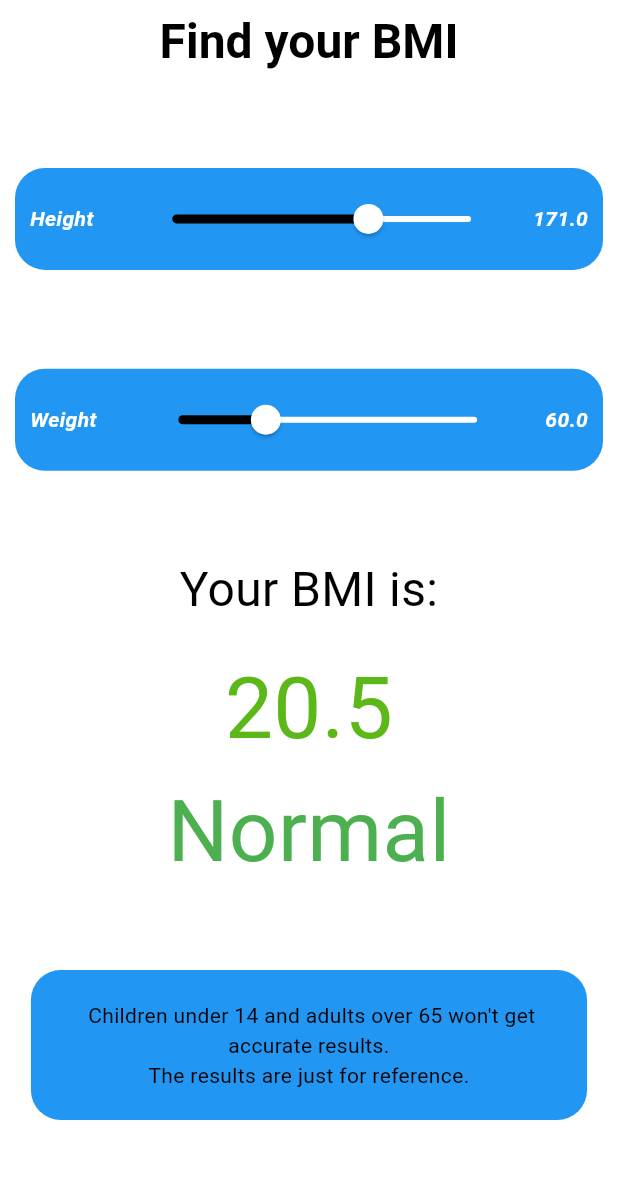
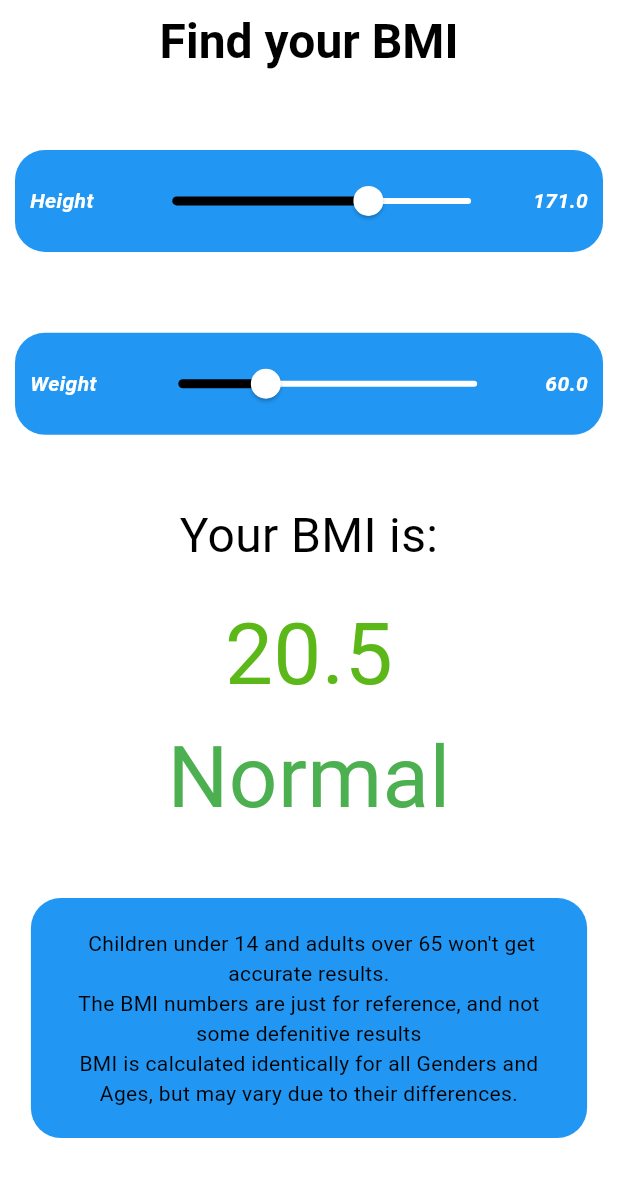
Before and after one commit to SreejithKSGupta/mybmi, a Flutter app: the screen it shows after launch, on a phone screen of 412 x 824 dp. Shown: the top 1177 px of the screen. Run offline on Flutter 3.47's test engine with Material 3 defaults, Android fonts, the phone set to English and light mode, and no system bars; drawn by our look-alikes of dynamic_color.

Commit message:
added signing keys

```diff
--- a/lib/formfield.dart
+++ b/lib/formfield.dart
@@ -134,11 +134,20 @@ class _FormBoxState extends State<FormBox> {
             ),
           ),
           Text(
-            'The results are just for reference.',
+            'The BMI numbers are just for reference, and not some defenitive results',
             textAlign: TextAlign.center,
             style: TextStyle(
               fontSize: Theme.of(context).textTheme.labelLarge!.fontSize,
             ),
+
+          ),
+           Text(
+            'BMI is calculated identically for all Genders and Ages, but may vary due to their differences.',
+            textAlign: TextAlign.center,
+            style: TextStyle(
+              fontSize: Theme.of(context).textTheme.labelLarge!.fontSize,
+            ),
+
           ),
         ],
       ),
--- a/pubspec.yaml
+++ b/pubspec.yaml
@@ -1,8 +1,7 @@
 name: mybmi
 description: A Simple material flutter App to find your BMI.
-publish_to: 'none' # Remove this line if you wish to publish to pub.dev
 
-version: 1.0.0+1
+version: 1.1.0+1
 
 environment:
   sdk: '>=3.0.0 <4.0.0'
@@ -26,7 +25,7 @@ flutter:
   uses-material-design: true
 
 flutter_launcher_icons:
-  android: "launcher_icon"
+  android: true
   ios: true
   image_path: "lib/res/logo.png"
   min_sdk_android: 21
```
Also changed, not shown: 1 other file.
